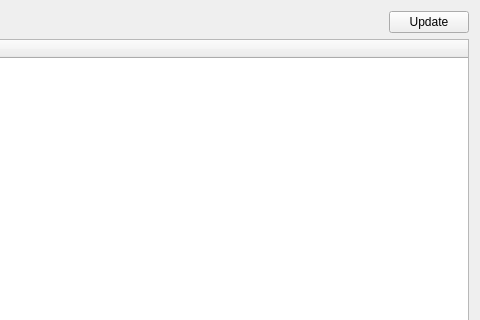
Old version of the form integration/v2/src/libs/libdebug/widgets/debug/ui/ServicesDebugWidget.ui in the repository mrdeveloperdude/OctoMY; both pictures show x 798 to 1278 and y 0 to 320 of the 1278 by 690 pixel window.
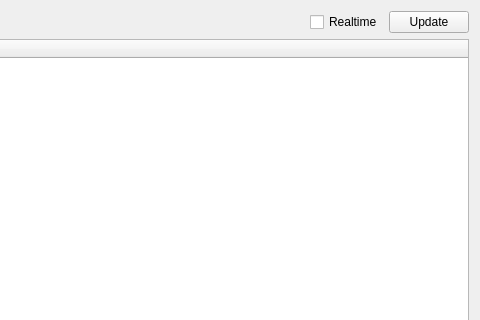
New version of the form.

Commit message: Added automatic update of debug widget for services

Patch:
```diff
--- a/integration/v2/src/libs/libdebug/widgets/debug/ui/ServicesDebugWidget.ui
+++ b/integration/v2/src/libs/libdebug/widgets/debug/ui/ServicesDebugWidget.ui
@@ -29,6 +29,13 @@
        </property>
       </spacer>
      </item>
+     <item>
+      <widget class="QCheckBox" name="checkBoxUpdateRealtime">
+       <property name="text">
+        <string>Realtime</string>
+       </property>
+      </widget>
+     </item>
      <item>
       <widget class="QPushButton" name="pushButtonUpdate">
        <property name="text">
```
The commit also changes 8 other files.
